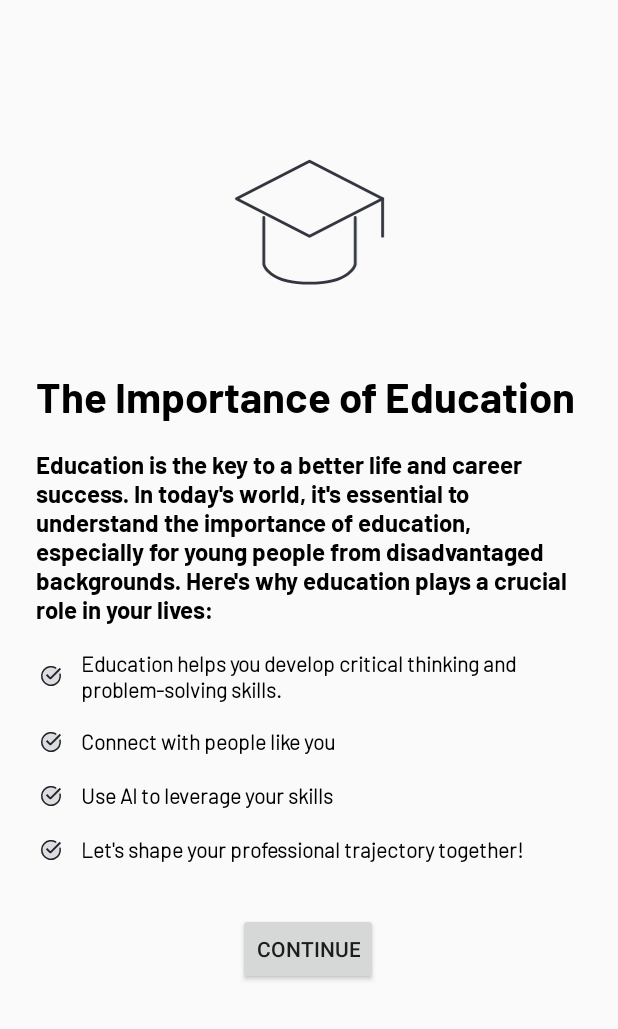
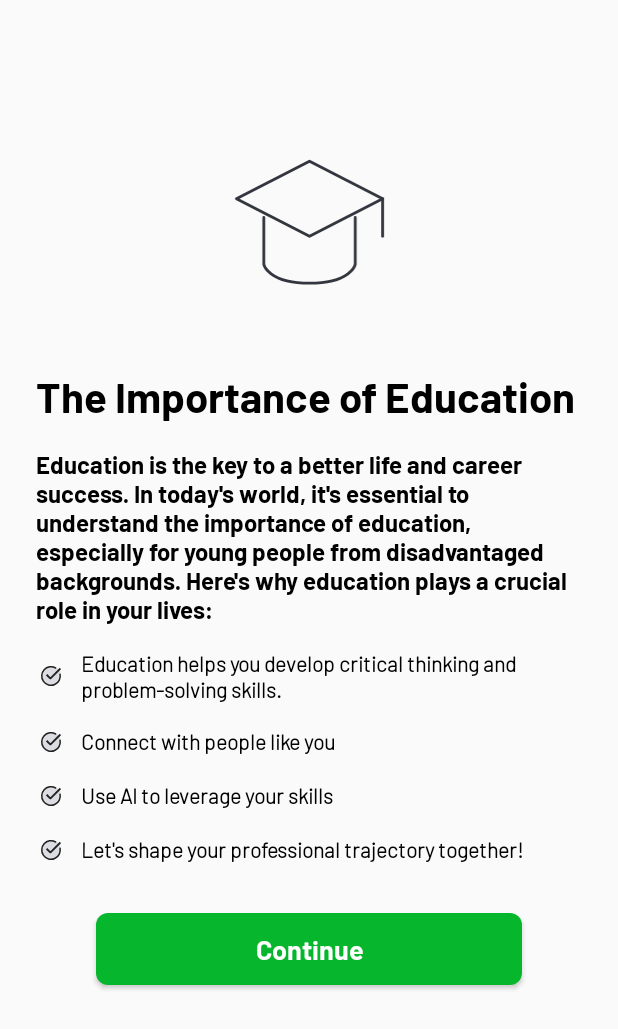
Before and after one commit to robertbusaru/YouthBuddyApp, an Android app built with Jetpack Compose: the layout info_1.xml on its own in the app's theme, with its tools: preview values and no code run, on a phone screen of 412 x 824 dp. Shown: the top 1029 px of the screen. Run offline under Robolectric (Android 15) with nearby library versions, the phone set to English and light mode, and no system bars.

Commit message:
implemented info screens

```diff
--- a/app/src/main/res/layout/info_1.xml
+++ b/app/src/main/res/layout/info_1.xml
@@ -116,11 +116,12 @@
 
     <Button
         android:id="@+id/continue_button"
-        android:layout_width="wrap_content"
+        style="@style/GreenButton"
+        android:layout_width="0dp"
         android:layout_height="wrap_content"
-        android:layout_marginStart="24dp"
+        android:layout_marginStart="64dp"
         android:layout_marginTop="32dp"
-        android:layout_marginEnd="24dp"
+        android:layout_marginEnd="64dp"
         android:drawablePadding="10dp"
         android:text="Continue"
         app:layout_constraintEnd_toEndOf="parent"
```
Also changed, not shown: app/src/main/res/layout/info_2.xml (+4 -3 lines), app/src/main/res/layout/info_3.xml (+4 -3 lines), app/src/main/res/layout/info_4.xml (+4 -3 lines).
